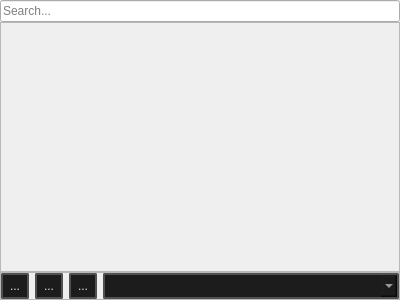
The window that src/editors/smartprop_editor/variables_viewport.ui (dertwist/Hammer5Tools) describes before a commit, drawn with Qt 5.
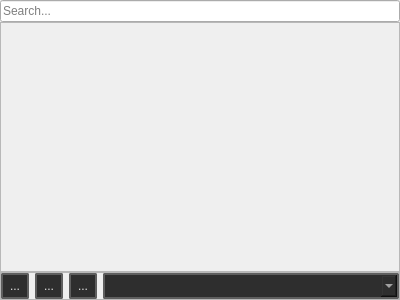
The same window after the commit. Icons and pictures are not drawn.

```diff
--- a/src/editors/smartprop_editor/variables_viewport.ui
+++ b/src/editors/smartprop_editor/variables_viewport.ui
@@ -144,14 +144,14 @@
 
         border: 2px solid black;
         border-radius: 2px;
-        border-color: rgba(80, 80, 80, 255);
+        border-color: rgba(94, 94, 94, 255);
         height:22px;
         padding-top: 2px;
         padding-bottom:2px;
         padding-left: 4px;
         padding-right: 4px;
-        color: #E3E3E3;
-        background-color: #1C1C1C;
+        color: #e5e5e5;
+        background-color: #2e2e2e;
     }
     QToolButton:hover {
         background-color: #414956;
@@ -202,14 +202,14 @@
 
         border: 2px solid black;
         border-radius: 2px;
-        border-color: rgba(80, 80, 80, 255);
+        border-color: rgba(94, 94, 94, 255);
         height:22px;
         padding-top: 2px;
         padding-bottom:2px;
         padding-left: 4px;
         padding-right: 4px;
-        color: #E3E3E3;
-        background-color: #1C1C1C;
+        color: #e5e5e5;
+        background-color: #2e2e2e;
     }
     QToolButton:hover {
         background-color: #414956;
@@ -260,14 +260,14 @@
 
         border: 2px solid black;
         border-radius: 2px;
-        border-color: rgba(80, 80, 80, 255);
+        border-color: rgba(94, 94, 94, 255);
         height:22px;
         padding-top: 2px;
         padding-bottom:2px;
         padding-left: 4px;
         padding-right: 4px;
-        color: #E3E3E3;
-        background-color: #1C1C1C;
+        color: #e5e5e5;
+        background-color: #2e2e2e;
     }
     QToolButton:hover {
         background-color: #414956;
@@ -317,17 +317,17 @@
     color: white;
 }
 QWidget {
-    background-color: #151515;
+    background-color: #272727;
     outline: none;
 }
 
 QWidget:item:checked {
-    background-color: #151515;
+    background-color: #272727;
     color: white;
 }
 
 QWidget:item:selected {
-    background-color: #414956;
+    background-color: #515965;
     color: white;
     border: 0px;
 }
@@ -385,12 +385,12 @@
     font: 580 8pt &quot;Segoe UI&quot;;
     border: 2px solid black;
     border-radius: 2px;
-    border-color: rgba(80, 80, 80, 255);
+    border-color: rgba(94, 94, 94, 255);
     height: 12px;
     padding-top: 5px;
     padding-bottom: 5px;
-    color: #E3E3E3;
-    background-color: #1C1C1C;
+    color: #e5e5e5;
+    background-color: #2e2e2e;
     padding-left: 5px;
 }
 
@@ -406,14 +406,14 @@
 
 QComboBox:item {
     font: 580 8pt &quot;Segoe UI&quot;;
-    color: #E3E3E3;
+    color: #e5e5e5;
     padding-left: 5px;
-    background-color: #1C1C1C;
+    background-color: #2e2e2e;
     border-style: none;
 }
 
 QComboBox::drop-down {
-    color: #E3E3E3;
+    color: #e5e5e5;
     padding: 2px;
     background: url(://icons/arrow_drop_down_16dp.svg) no-repeat center;
     border-bottom: 0px solid black;
@@ -423,16 +423,16 @@
     margin-left: 5px;
     padding: 5px;
     width: 7px;
-    border-color: rgba(80, 80, 80, 255);
-    background-color: #1C1C1C;
+    border-color: rgba(94, 94, 94, 255);
+    background-color: #2e2e2e;
 }
 
 
 QComboBox QAbstractItemView {
     border: 2px solid gray;
-    border-color: rgba(80, 80, 80, 255);
-    selection-background-color: #414956;
-    background-color: #1C1C1C;
+    border-color: rgba(94, 94, 94, 255);
+    selection-background-color: #515965;
+    background-color: #2e2e2e;
 }
 
 
@@ -441,7 +441,7 @@
     padding: 4px; /* Add padding to each item */
     padding-left: 5px;
     padding-right: 5px;
-    color: #ff8a8a8a;
+    color: #ff939393;
     border-style: none;
     border-bottom: 0.5px solid black;
     border-color: rgba(255, 255, 255, 10);
@@ -453,7 +453,7 @@
     padding: 4px; /* Add padding to each item */
     padding-left: 5px;
     padding-right: 5px;
-    background-color: #414956;
+    background-color: #515965;
     color: white;
     border: none; /* Remove border */
     outline: none; /* Remove outline */
```
Left out of the diff: 36 changed lines with no effect on the pictures.
